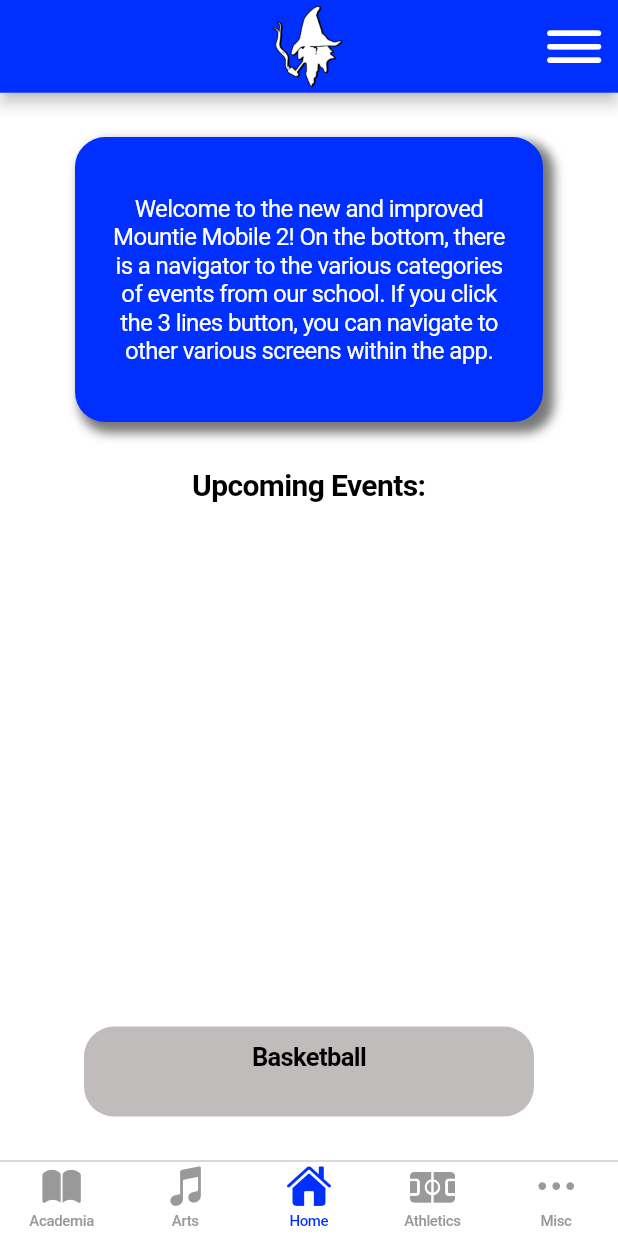
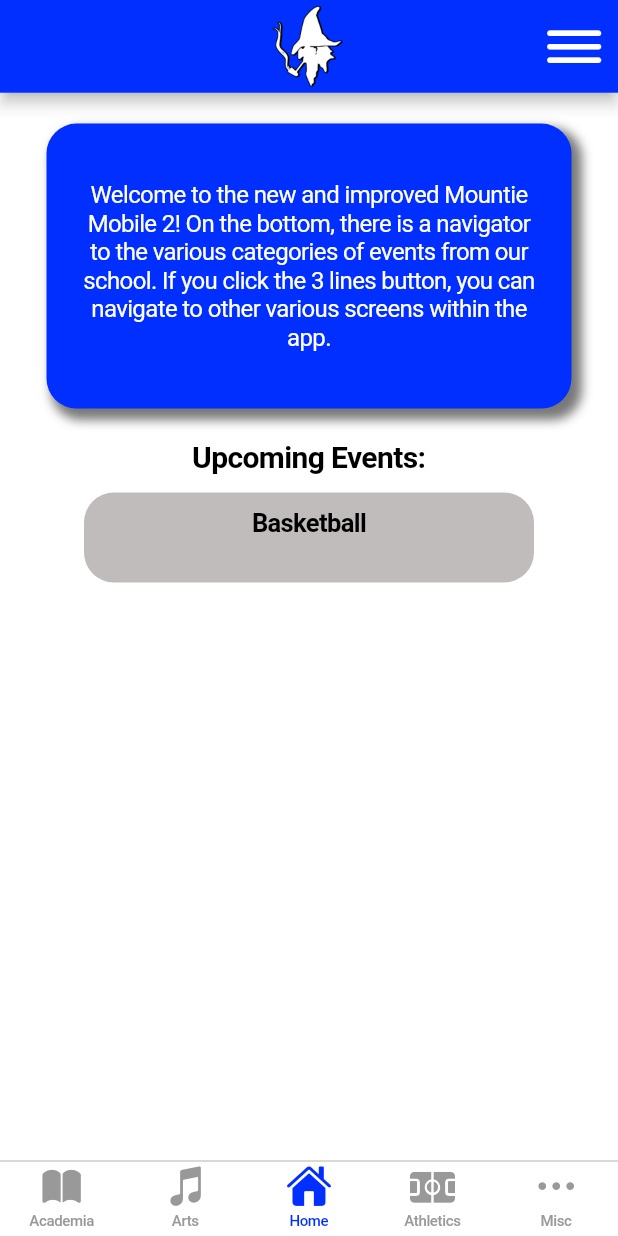
Before and after one commit to Mountie-Mobile/mountie-mobile-app, a Flutter app: the screen it shows after launch, on a phone screen of 412 x 824 dp. Run offline on Flutter 3.47's test engine with Material 2 defaults, Android fonts, the light colour scheme and no system bars; our stand-ins replace native_notify, table_calendar; missing offline and left inert: a package.

Commit message:
fixed alignment error on home screen

```diff
--- a/lib/screens/event_pages/home.dart
+++ b/lib/screens/event_pages/home.dart
@@ -7,13 +7,16 @@
   Widget build(BuildContext context) {
     return CupertinoPageScaffold(
       child: Column(
-        mainAxisAlignment: MainAxisAlignment.center,
+        mainAxisAlignment: MainAxisAlignment.start,
+        crossAxisAlignment: CrossAxisAlignment.center,
         children: [
+          SizedBox(height: MediaQuery.of(context).size.height * .025),
           Center(
             //Announcement box
             child: Container(
-              padding: const EdgeInsets.fromLTRB(20, 20, 20, 20),
-              margin: const EdgeInsets.fromLTRB(50, 0, 50, 10),
+              //alignment: Alignment.topCenter,
+              padding: const EdgeInsets.fromLTRB(20, 0, 20, 0),
+              //margin: const EdgeInsets.fromLTRB(50, 0, 50, 10),
               width: 350,
               height: 190,
               decoration: const BoxDecoration(
@@ -43,7 +46,11 @@
             ),
           ),
           Container(
-            margin: const EdgeInsets.fromLTRB(0, 20, 0, 350),
+            padding: EdgeInsets.fromLTRB(
+                0,
+                (MediaQuery.of(context).size.height * .025),
+                0,
+                (MediaQuery.of(context).size.height * .015)),
             child: const Text(
               "Upcoming Events:",
               style: TextStyle(
@@ -53,6 +60,7 @@
             ),
           ),
           Event(title: "Basketball", category: 5)
+          // Maybe use this to space between events unless you use padding somewhere else??? SizedBox(height: MediaQuery.of(context).size.height * .025),
         ],
       ),
     );
```
